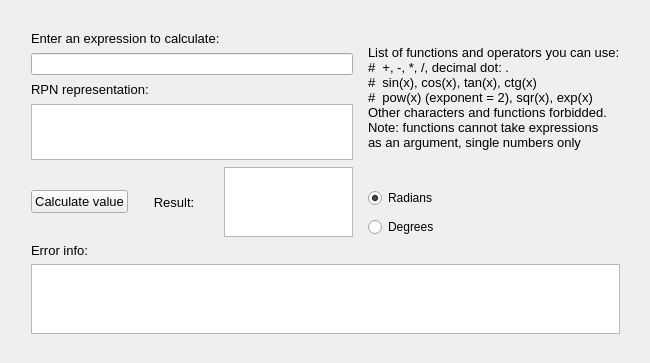
This is mainwindow.ui in marcus255/MathParser as Qt 5 draws it before an edit. The edited form follows.
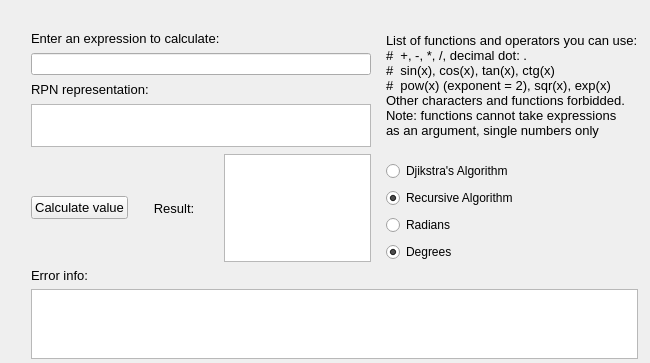
This is the edited form.

Commit message: added radio buttons to choose between Djikstra and Recursive algorithms

```diff
--- a/mainwindow.ui
+++ b/mainwindow.ui
@@ -19,8 +19,8 @@
      <rect>
       <x>20</x>
       <y>20</y>
-      <width>611</width>
-      <height>325</height>
+      <width>629</width>
+      <height>350</height>
      </rect>
     </property>
     <layout class="QGridLayout" name="gridLayout_2">
@@ -38,19 +38,60 @@
        <property name="verticalSpacing">
         <number>7</number>
        </property>
+       <item row="7" column="3" rowspan="2">
+        <widget class="QRadioButton" name="Radians_Button">
+         <property name="enabled">
+          <bool>true</bool>
+         </property>
+         <property name="text">
+          <string>Radians</string>
+         </property>
+         <property name="checked">
+          <bool>false</bool>
+         </property>
+         <attribute name="buttonGroup">
+          <string notr="true">buttonGroup</string>
+         </attribute>
+        </widget>
+       </item>
+       <item row="9" column="3">
+        <widget class="QRadioButton" name="Degrees_Button">
+         <property name="text">
+          <string>Degrees</string>
+         </property>
+         <property name="checked">
+          <bool>true</bool>
+         </property>
+         <attribute name="buttonGroup">
+          <string notr="true">buttonGroup</string>
+         </attribute>
+        </widget>
+       </item>
        <item row="1" column="0" colspan="3">
         <widget class="QLineEdit" name="infix_box"/>
        </item>
        <item row="3" column="0" colspan="3">
         <widget class="QTextBrowser" name="rpn_box"/>
        </item>
-       <item row="4" column="2" rowspan="4">
+       <item row="4" column="2" rowspan="6">
         <widget class="QTextBrowser" name="result_box">
          <property name="enabled">
           <bool>true</bool>
          </property>
         </widget>
        </item>
+       <item row="4" column="1" rowspan="6">
+        <widget class="QLabel" name="label_3">
+         <property name="font">
+          <font>
+           <pointsize>10</pointsize>
+          </font>
+         </property>
+         <property name="text">
+          <string>   Result:    </string>
+         </property>
+        </widget>
+       </item>
        <item row="2" column="0" colspan="3">
         <widget class="QLabel" name="label_2">
          <property name="font">
@@ -63,15 +104,15 @@
          </property>
         </widget>
        </item>
-       <item row="4" column="1" rowspan="4">
-        <widget class="QLabel" name="label_3">
+       <item row="0" column="0" colspan="3">
+        <widget class="QLabel" name="label">
          <property name="font">
           <font>
            <pointsize>10</pointsize>
           </font>
          </property>
          <property name="text">
-          <string>   Result:    </string>
+          <string>Enter an expression to calculate:</string>
          </property>
         </widget>
        </item>
@@ -94,7 +135,7 @@
          </property>
         </widget>
        </item>
-       <item row="4" column="0" rowspan="4">
+       <item row="4" column="0" rowspan="6">
         <widget class="QPushButton" name="run">
          <property name="font">
           <font>
@@ -106,36 +147,27 @@
          </property>
         </widget>
        </item>
-       <item row="0" column="0" colspan="3">
-        <widget class="QLabel" name="label">
-         <property name="font">
-          <font>
-           <pointsize>10</pointsize>
-          </font>
-         </property>
+       <item row="6" column="3">
+        <widget class="QRadioButton" name="Recursive_Button">
          <property name="text">
-          <string>Enter an expression to calculate:</string>
-         </property>
-        </widget>
-       </item>
-       <item row="7" column="3">
-        <widget class="QRadioButton" name="Degrees_Button">
-         <property name="text">
-          <string>Degrees</string>
-         </property>
-        </widget>
-       </item>
-       <item row="5" column="3" rowspan="2">
-        <widget class="QRadioButton" name="Radians_Button">
-         <property name="enabled">
-          <bool>true</bool>
-         </property>
-         <property name="text">
-          <string>Radians</string>
+          <string>Recursive Algorithm</string>
          </property>
          <property name="checked">
           <bool>true</bool>
          </property>
+         <attribute name="buttonGroup">
+          <string notr="true">buttonGroup_2</string>
+         </attribute>
+        </widget>
+       </item>
+       <item row="5" column="3">
+        <widget class="QRadioButton" name="Djikstra_Button">
+         <property name="text">
+          <string>Djikstra's Algorithm</string>
+         </property>
+         <attribute name="buttonGroup">
+          <string notr="true">buttonGroup_2</string>
+         </attribute>
         </widget>
        </item>
       </layout>
```
Left out of the diff: 28 changed lines with no effect on the pictures. The commit also changes 3 other files.
